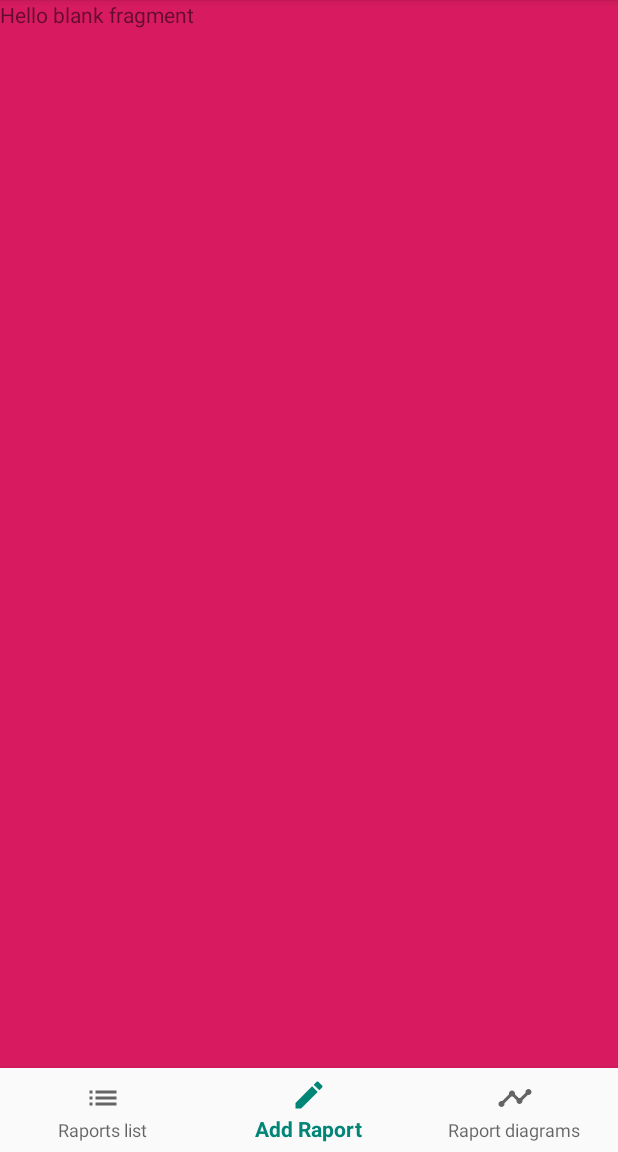
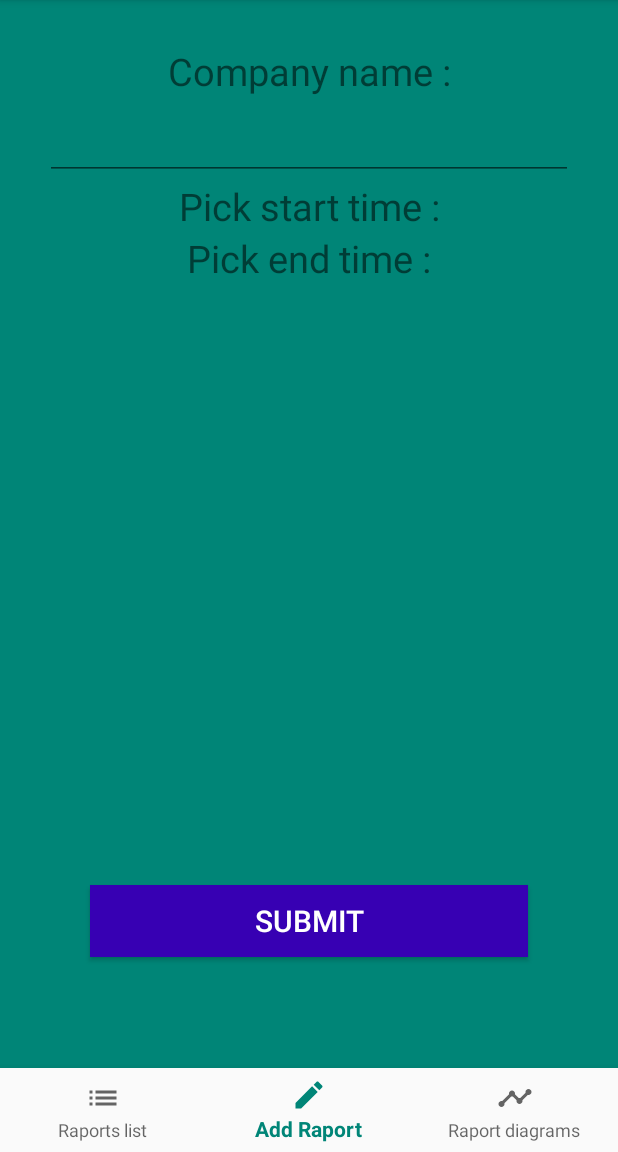
Before and after one commit to Jankowsky/WorkTracker-Kotlin, an Android app: the screen it shows after launch (MainActivity), item 2 of the bottom bar chosen, on a phone screen of 412 x 824 dp, the part 84-1236 px from its top. Run offline under Robolectric (Android 15) with nearby library versions, the phone set to English and light mode, and no system bars; our stand-ins replace Room's generated code.

Commit message:
added fragment for report work time TODO Pickers and bug need to add two raport for push last raport

```diff
--- a/WorkTracker/app/src/main/java/com/example/student/worktracker/AddRaportFragment.kt
+++ b/WorkTracker/app/src/main/java/com/example/student/worktracker/AddRaportFragment.kt
@@ -1,11 +1,22 @@
 package com.example.student.worktracker
 
 
+import android.content.Context
 import android.os.Bundle
+import android.support.design.widget.TextInputEditText
 import android.support.v4.app.Fragment
 import android.view.LayoutInflater
 import android.view.View
 import android.view.ViewGroup
+import android.widget.Button
+import android.widget.EditText
+import com.example.student.worktracker.Room.AppDb
+import com.example.student.worktracker.Room.Raport
+import kotlinx.android.synthetic.main.list_row_layout.*
+import java.util.*
+import java.util.concurrent.Executors
+import android.app.Activity
+import android.view.inputmethod.InputMethodManager
 
 
 // TODO: Rename parameter arguments, choose names that match
@@ -19,13 +30,62 @@ private const val ARG_PARAM2 = "param2"
  */
 class AddRaportFragment : Fragment() {
 
+    var db : AppDb? = null
+    var addButton : Button? = null
+    var entryCategory : EditText? = null
+
+
+
+    override fun onViewCreated(view: View, savedInstanceState: Bundle?) {
+        super.onViewCreated(view, savedInstanceState)
+        db = AppDb(context!!)
+        activity!!.runOnUiThread(Runnable {
+            addButton = activity!!.findViewById(R.id.addRaportBtn)
+            entryCategory = activity!!.findViewById<EditText>(R.id.entryCompany)
+
+
+                addButton!!.setOnClickListener {
+
+
+
+                    val myExecutor = Executors.newSingleThreadExecutor()
+                    myExecutor.execute {
+
+                        var raport = Raport()
+                        raport.Category = entryCategory!!.text.toString()
+                        raport.StartDate = Date().toString()
+                        raport.WorkTime = 220
+
+                        db!!.raportDao().addRaport(raport)
+                        db!!.beginTransaction()
+
+                    }
+                    hideSoftKeyboard(activity!!)
+                    entryCategory!!.setText("")
+                    //hideSoftKeyboard(activity!!)
+                }
+
+        })
+
+
+    }
+
     override fun onCreateView(
         inflater: LayoutInflater, container: ViewGroup?,
         savedInstanceState: Bundle?
     ): View? {
         // Inflate the layout for this fragment
+
         return inflater.inflate(R.layout.fragment_add_raport, container, false)
     }
 
+    fun hideSoftKeyboard(activity: Activity) {
+        val inputMethodManager = activity.getSystemService(
+            Activity.INPUT_METHOD_SERVICE
+        ) as InputMethodManager
+        inputMethodManager.hideSoftInputFromWindow(
+            activity.currentFocus!!.windowToken, 0
+        )
+    }
 
 }
--- a/WorkTracker/app/src/main/java/com/example/student/worktracker/RaportListViewFragment.kt
+++ b/WorkTracker/app/src/main/java/com/example/student/worktracker/RaportListViewFragment.kt
@@ -36,6 +36,9 @@ class RaportListViewFragment : Fragment() {
      var adapter : com.example.student.worktracker.ListAdapter?= null
      var db : AppDb? = null
      var RaportList: ListView? = null
+     var listItemsWorkTime : Array<Int?>? =null
+     var listItemsCategory  : Array<String?>? = null
+     var listItemsDate : Array<String?>? = null
 
 
     override fun onAttach(context: Context?) {
@@ -45,36 +48,37 @@ class RaportListViewFragment : Fragment() {
         val myExecutor = Executors.newSingleThreadExecutor()
         myExecutor.execute{
 
-            //var raport = Raport()
-            //raport.Category = "X"
-            //raport.StartDate = Date().toString()
-            //raport.WorkTime = 8
-            //db!!.raportDao().addRaport(raport)
+
 
 
             var raports = db!!.raportDao().getRaports()
-            var listItemsWorkTime = arrayOfNulls<Int>(raports.size)
-            var listItemsCategory = arrayOfNulls<String>(raports.size)
-            var listItemsDate = arrayOfNulls<String>(raports.size)
+            listItemsWorkTime = arrayOfNulls<Int>(raports.size)
+            listItemsCategory = arrayOfNulls<String>(raports.size)
+            listItemsDate = arrayOfNulls<String>(raports.size)
 
             for(i in 0 until raports.size)
             {
                 val raport = raports[i]
-                listItemsCategory[i] = raport.Category
-                listItemsDate[i] = raport.StartDate
-                listItemsWorkTime[i] = raport.WorkTime
-                //Log.i(" item: ", raport.StartDate)
+                listItemsCategory!![i] = raport.Category
+                listItemsDate!![i] = raport.StartDate
+                listItemsWorkTime!![i] = raport.WorkTime
             }
 
 
-            adapter = com.example.student.worktracker.ListAdapter(activity!!, listItemsCategory, listItemsDate, listItemsWorkTime)
+            adapter = com.example.student.worktracker.ListAdapter(activity!!, listItemsCategory!!, listItemsDate!!, listItemsWorkTime!!)
             activity!!.runOnUiThread(Runnable {
                 RaportList!!.adapter = adapter
+                adapter!!.notifyDataSetChanged()
             })
 
         }
 
 
+    }
+
+    override fun onPause() {
+        super.onPause()
+        super.onDestroyView()
     }
 
     override fun onCreateView(
@@ -102,4 +106,7 @@ class RaportListViewFragment : Fragment() {
     }
 
 
+
+
+
 }
--- a/WorkTracker/app/src/main/res/layout/fragment_add_raport.xml
+++ b/WorkTracker/app/src/main/res/layout/fragment_add_raport.xml
@@ -1,15 +1,54 @@
 <?xml version="1.0" encoding="utf-8"?>
-<FrameLayout xmlns:android="http://schemas.android.com/apk/res/android"
+<RelativeLayout xmlns:android="http://schemas.android.com/apk/res/android"
              xmlns:tools="http://schemas.android.com/tools"
              android:layout_width="match_parent"
              android:layout_height="match_parent"
              tools:context=".AddRaportFragment"
-             android:background="@color/colorAccent">
+             android:background="@color/colorPrimary"
+                android:orientation="horizontal"
+                android:padding="30dip">
 
-    <!-- TODO: Update blank fragment layout -->
     <TextView
+            android:id="@+id/textViewComapny"
             android:layout_width="match_parent"
-            android:layout_height="match_parent"
-            android:text="@string/hello_blank_fragment"/>
+            android:layout_height="wrap_content"
+            android:textSize="25sp"
+            android:text="@string/enterCompany"
+            android:gravity="center"/>
+    <EditText
+            android:id="@+id/entryCompany"
+            android:layout_width="match_parent"
+            android:layout_height="wrap_content"
+            android:textSize="25sp"
+            android:layout_below="@+id/textViewComapny"
+            android:gravity="center"/>
+    <TextView
+            android:id="@+id/textViewStart"
+            android:layout_width="match_parent"
+            android:layout_height="wrap_content"
+            android:textSize="25sp"
+            android:text="@string/pickStartDate"
+            android:layout_below="@+id/entryCompany"
+            android:gravity="center"/>
+    <TextView
+            android:id="@+id/textViewEnd"
+            android:layout_width="match_parent"
+            android:layout_height="wrap_content"
+            android:textSize="25sp"
+            android:text="@string/pickEndDate"
+            android:layout_below="@+id/textViewStart"
+            android:gravity="center"/>
 
-</FrameLayout>
+    <Button
+            android:id="@+id/addRaportBtn"
+            android:layout_width="wrap_content"
+            android:layout_height="wrap_content"
+            android:text="@string/addRaport"
+            android:textSize="20sp"
+            android:layout_alignParentBottom="true" android:layout_marginBottom="100dp"
+            android:layout_alignParentEnd="true" android:layout_marginEnd="30dp" android:layout_alignParentStart="true"
+            android:layout_marginStart="30dp"
+            android:background="@color/design_default_color_primary_dark"
+            android:textColor="@color/cardview_light_background"/>
+
+</RelativeLayout>
--- a/WorkTracker/app/src/main/res/layout/fragment_raport_list_view.xml
+++ b/WorkTracker/app/src/main/res/layout/fragment_raport_list_view.xml
@@ -6,7 +6,6 @@
              tools:context=".RaportListViewFragment"
              android:background="@color/colorPrimaryDark">
 
-    <!-- TODO: Update blank fragment layout -->
     <TextView
             android:id="@+id/listFragmentTextView"
             android:layout_width="match_parent"
--- a/WorkTracker/app/src/main/res/values/strings.xml
+++ b/WorkTracker/app/src/main/res/values/strings.xml
@@ -3,7 +3,10 @@
     <string name="title_home">Raports list</string>
     <string name="title_dashboard">Add Raport</string>
     <string name="title_notifications">Raport diagrams</string>
-
+    <string name="enterCompany">Company name :</string>
+    <string name="pickStartDate">Pick start time :</string>
+    <string name="pickEndDate">Pick end time :</string>
+    <string name="addRaport">Submit</string>
     <!-- TODO: Remove or change this placeholder text -->
     <string name="hello_blank_fragment">Hello blank fragment</string>
 </resources>
```
